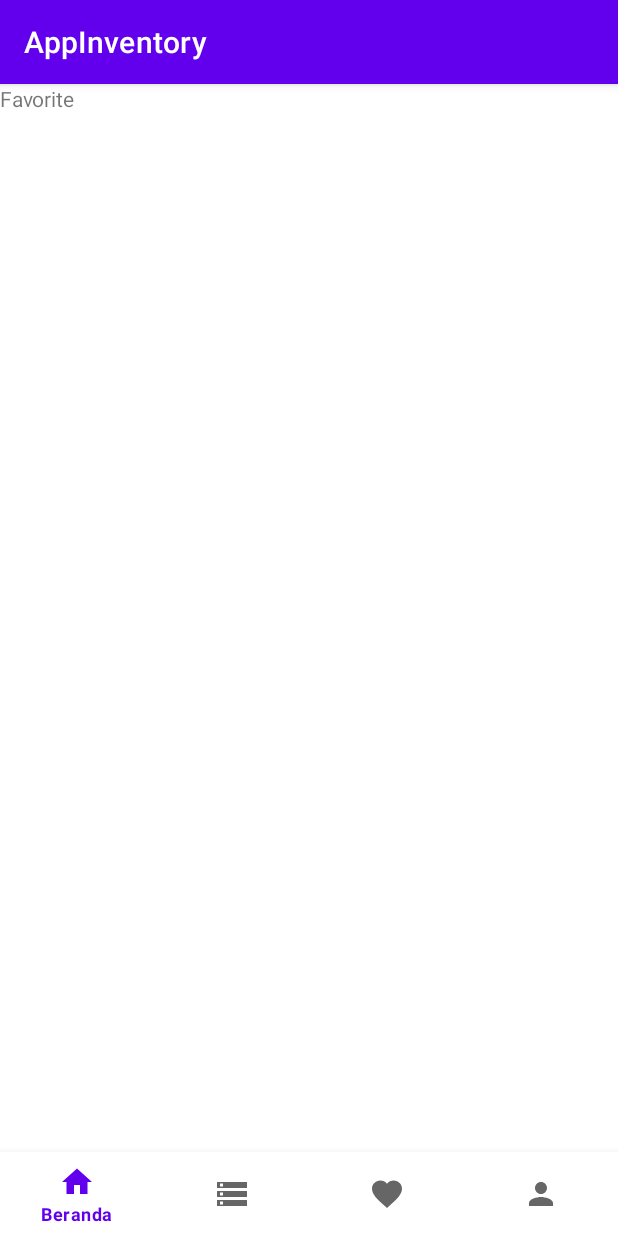
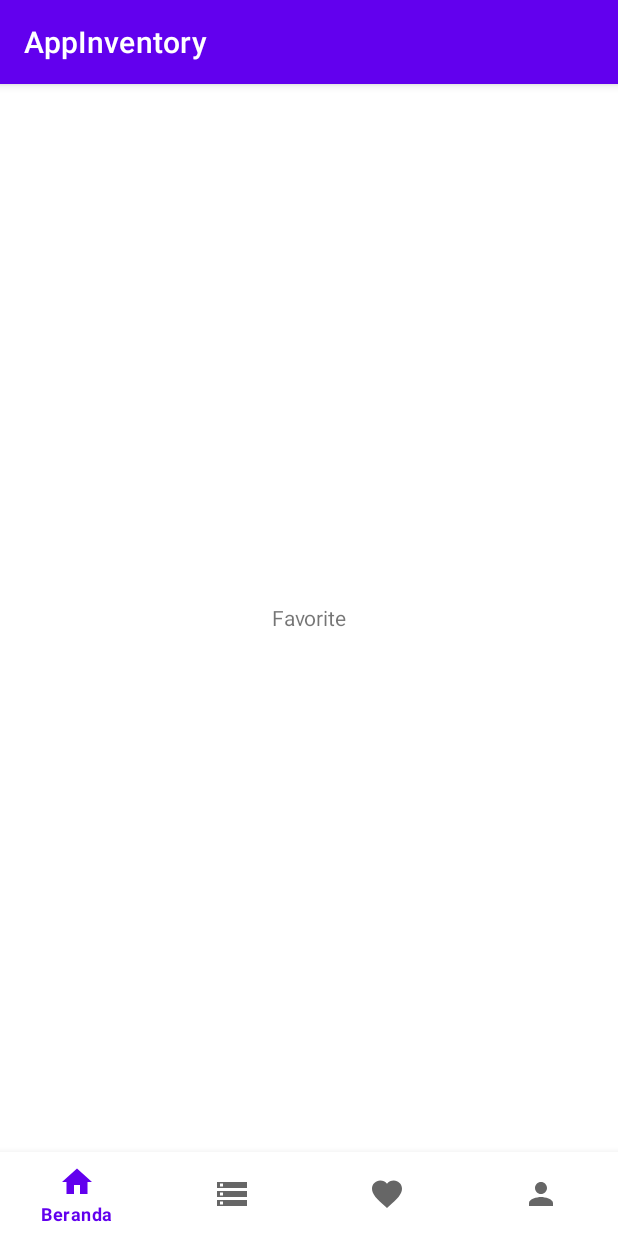
Before and after one commit to AndrianS0041/AppInventory, an Android app: the FavoriteFragment screen opened through its navigation route, on a phone screen of 412 x 824 dp. Run offline under Robolectric (Android 15) with nearby library versions, the light colour scheme and no system bars; our stand-ins replace data binding.

Commit message:
gravity center

```diff
--- a/app/src/main/res/layout/fragment_favorite.xml
+++ b/app/src/main/res/layout/fragment_favorite.xml
@@ -8,6 +8,7 @@
     <TextView
         android:layout_width="match_parent"
         android:layout_height="match_parent"
-        android:text="Favorite" />
+        android:text="Favorite"
+        android:gravity="center"/>
 
 </FrameLayout>
--- a/app/src/main/res/layout/fragment_home.xml
+++ b/app/src/main/res/layout/fragment_home.xml
@@ -8,6 +8,7 @@
     <TextView
         android:layout_width="match_parent"
         android:layout_height="match_parent"
+        android:gravity="center"
         android:text="Home" />
 
 </FrameLayout>
--- a/app/src/main/res/layout/fragment_profile.xml
+++ b/app/src/main/res/layout/fragment_profile.xml
@@ -8,6 +8,7 @@
     <TextView
         android:layout_width="match_parent"
         android:layout_height="match_parent"
-        android:text="Profile" />
+        android:text="Profile"
+        android:gravity="center"/>
 
 </FrameLayout>
```
